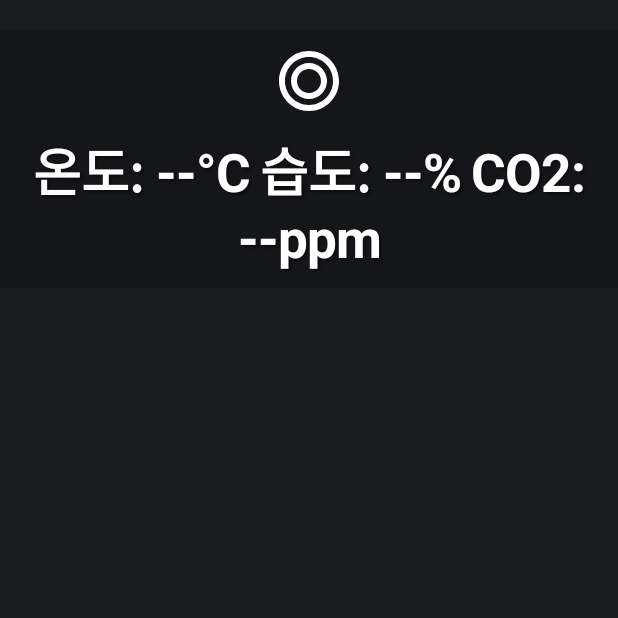
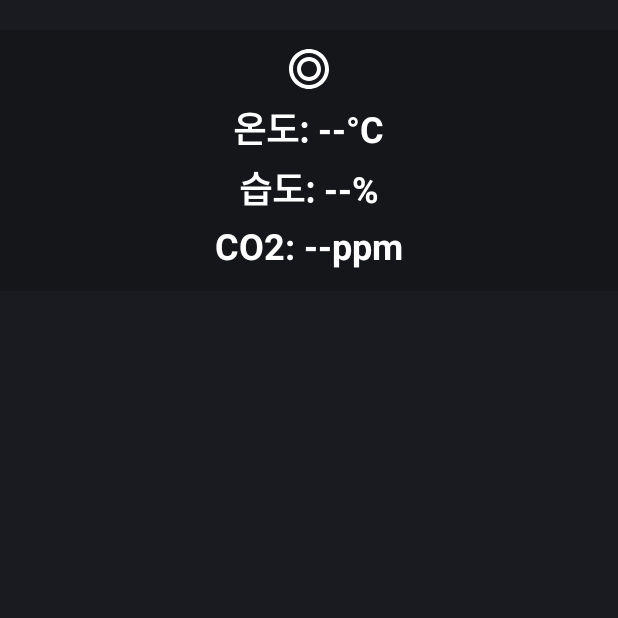
Before and after one commit to dsyou20/sgdisplayer, an Android app: the screen it shows after launch (center_content_template_activity), on a phone screen of 412 x 824 dp, the top half of it. Run offline under Robolectric (Android 15) with nearby library versions, the phone set to English and light mode, and no system bars; libraries missing offline, so code that uses them is left out: com.vuzix.hud; 1 statement that could not run was skipped.

Commit message:
=유아이개선

```diff
--- a/Blade_2_Template_App/app/src/main/java/devkit/blade/vuzix/com/blade_template_app/center_content_template_activity.java
+++ b/Blade_2_Template_App/app/src/main/java/devkit/blade/vuzix/com/blade_template_app/center_content_template_activity.java
@@ -9,6 +9,7 @@ import android.text.Html;
 import android.util.Log;
 import android.widget.ImageView;
 import android.widget.TextView;
+import android.view.View;
 
 import java.util.Locale;
 
@@ -25,7 +26,7 @@ public class center_content_template_activity extends Activity implements Region
     private static final String TAG = "TempInfoActivity";
 
     // UI 요소
-    private TextView mainText;
+    private TextView[] infoTexts = new TextView[5];
     private ImageView sectionIcon;
 
     // 정보 관리자
@@ -66,7 +67,11 @@ public class center_content_template_activity extends Activity implements Region
         handler = new Handler(Looper.getMainLooper());
 
         // UI 요소 초기화
-        mainText = findViewById(R.id.main_text);
+        infoTexts[0] = findViewById(R.id.text_info1);
+        infoTexts[1] = findViewById(R.id.text_info2);
+        infoTexts[2] = findViewById(R.id.text_info3);
+        infoTexts[3] = findViewById(R.id.text_info4);
+        infoTexts[4] = findViewById(R.id.text_info5);
         sectionIcon = findViewById(R.id.section_icon);
 
         // 정보 관리자 초기화
@@ -80,57 +85,28 @@ public class center_content_template_activity extends Activity implements Region
     @Override
     protected void onResume() {
         super.onResume();
-        // 리스너 등록
         infoManager.addListener(this);
     }
 
     @Override
     protected void onPause() {
         super.onPause();
-        // 리스너 해제
         infoManager.removeListener(this);
-        // 섹션 표시 중지
         handler.removeCallbacks(sectionDisplayRunnable);
     }
 
     @Override
     protected void onDestroy() {
         super.onDestroy();
-        // 앱 종료 시 정보 업데이트 중지 및 자원 해제
         infoManager.stopInfoUpdates();
         infoManager.cleanup();
     }
 
-    /**
-     * 섹션을 순차적으로 표시하는 Runnable
-     */
     private Runnable sectionDisplayRunnable = new Runnable() {
         @Override
         public void run() {
             if (currentInfo != null) {
-                String displayText = "";
-                int iconResId = 0;
-
-                switch (currentSectionIndex) {
-                    case 0:
-                        displayText = getEnvironmentInfo();
-                        iconResId = sectionIcons[0];
-                        break;
-                    case 1:
-                        displayText = getWeatherInfo();
-                        iconResId = sectionIcons[1];
-                        break;
-                    case 2:
-                        displayText = getControlInfo();
-                        iconResId = sectionIcons[2];
-                        break;
-                }
-
-                // 아이콘 설정
-                sectionIcon.setImageResource(iconResId);
-
-                // 텍스트 설정
-                mainText.setText(Html.fromHtml(displayText, Html.FROM_HTML_MODE_LEGACY));
+                updateDisplay();
 
                 // 다음 섹션으로 이동
                 currentSectionIndex = (currentSectionIndex + 1) % 3;
@@ -141,48 +117,45 @@ public class center_content_template_activity extends Activity implements Region
         }
     };
 
-    /**
-     * 환경 정보 섹션 텍스트 생성
-     */
-    private String getEnvironmentInfo() {
-        StringBuilder sb = new StringBuilder();
-        sb.append("<big>온도: ").append(currentInfo.getTemperature()).append("°C</big>\n\n")
-          .append("<big>    습도: ").append(currentInfo.getHumidity()).append("%</big>\n\n")
-          .append("<big>    CO2: ").append(currentInfo.getCo2()).append("ppm</big>");
-        return sb.toString();
+    private void updateDisplay() {
+        // 모든 TextView 초기화
+        for (TextView tv : infoTexts) {
+            tv.setVisibility(View.VISIBLE);
+        }
+
+        // 아이콘 설정
+        sectionIcon.setImageResource(sectionIcons[currentSectionIndex]);
+
+        switch (currentSectionIndex) {
+            case 0: // 환경 정보
+                infoTexts[0].setText("온도: " + currentInfo.getTemperature() + "°C");
+                infoTexts[1].setText("습도: " + currentInfo.getHumidity() + "%");
+                infoTexts[2].setText("CO2: " + currentInfo.getCo2() + "ppm");
+                infoTexts[3].setVisibility(View.GONE);
+                infoTexts[4].setVisibility(View.GONE);
+                break;
+
+            case 1: // 기상 정보
+                infoTexts[0].setText("외부온도: " + currentInfo.getOutdoorTemp() + "°C");
+                infoTexts[1].setText("일사량: " + currentInfo.getRadiation() + "W/㎡");
+                infoTexts[2].setText("풍향: " + currentInfo.getWindDirection());
+                infoTexts[3].setText("풍속: " + currentInfo.getWindSpeed() + "m/s");
+                infoTexts[4].setText("강우량: " + currentInfo.getRainfall() + "mm");
+                break;
+
+            case 2: // 제어 정보
+                infoTexts[0].setText("천창: " + currentInfo.getSkyWindow());
+                infoTexts[1].setText("CO2발생기: " + currentInfo.getCo2Generator());
+                infoTexts[2].setText("냉난방기: " + currentInfo.getHvacStatus());
+                infoTexts[3].setVisibility(View.GONE);
+                infoTexts[4].setVisibility(View.GONE);
+                break;
+        }
     }
 
-    /**
-     * 기상 정보 섹션 텍스트 생성
-     */
-    private String getWeatherInfo() {
-        StringBuilder sb = new StringBuilder();
-        sb.append("<big>외부온도: ").append(currentInfo.getOutdoorTemp()).append("°C</big>\n\n")
-          .append("<big>    일사량: ").append(currentInfo.getRadiation()).append("W/㎡</big>\n\n")
-          .append("<big>    풍향: ").append(currentInfo.getWindDirection()).append("</big>\n\n")
-          .append("<big>    풍속: ").append(currentInfo.getWindSpeed()).append("m/s</big>\n\n")
-          .append("<big>    강우량: ").append(currentInfo.getRainfall()).append("mm</big>");
-        return sb.toString();
-    }
-
-    /**
-     * 제어 정보 섹션 텍스트 생성
-     */
-    private String getControlInfo() {
-        StringBuilder sb = new StringBuilder();
-        sb.append("<big>천창: ").append(currentInfo.getSkyWindow()).append("</big>\n\n")
-          .append("<big>    CO2발생기: ").append(currentInfo.getCo2Generator()).append("</big>\n\n")
-          .append("<big>    냉난방기: ").append(currentInfo.getHvacStatus()).append("</big>");
-        return sb.toString();
-    }
-
-    /**
-     * 정보 업데이트 이벤트 핸들러
-     */
     @Override
     public void onRegionInfoUpdated(RegionInfo info) {
         currentInfo = info;
-        // 섹션 표시 시작
         handler.removeCallbacks(sectionDisplayRunnable);
         handler.post(sectionDisplayRunnable);
     }
--- a/Blade_2_Template_App/app/src/main/res/layout/activity_center_content_template_style.xml
+++ b/Blade_2_Template_App/app/src/main/res/layout/activity_center_content_template_style.xml
@@ -31,25 +31,65 @@
         <!-- 아이콘 -->
         <ImageView
             android:id="@+id/section_icon"
-            android:layout_width="48dp"
-            android:layout_height="48dp"
-            android:layout_marginBottom="10dp"
+            android:layout_width="32dp"
+            android:layout_height="32dp"
+            android:layout_marginBottom="5dp"
             android:src="@drawable/ic_environment"
             android:contentDescription="섹션 아이콘" />
 
-        <!-- 정보 텍스트 -->
+        <!-- 첫 번째 정보 -->
         <TextView
-            android:id="@+id/main_text"
+            android:id="@+id/text_info1"
             android:layout_width="wrap_content"
             android:layout_height="wrap_content"
             android:textColor="#FFFFFF"
-            android:textSize="28sp"
+            android:textSize="24sp"
             android:textStyle="bold"
             android:gravity="center"
-            android:shadowColor="#80000000"
-            android:shadowDx="1.5"
-            android:shadowDy="1.5"
-            android:shadowRadius="2" />
+            android:layout_marginBottom="4dp" />
+
+        <!-- 두 번째 정보 -->
+        <TextView
+            android:id="@+id/text_info2"
+            android:layout_width="wrap_content"
+            android:layout_height="wrap_content"
+            android:textColor="#FFFFFF"
+            android:textSize="24sp"
+            android:textStyle="bold"
+            android:gravity="center"
+            android:layout_marginBottom="4dp" />
+
+        <!-- 세 번째 정보 -->
+        <TextView
+            android:id="@+id/text_info3"
+            android:layout_width="wrap_content"
+            android:layout_height="wrap_content"
+            android:textColor="#FFFFFF"
+            android:textSize="24sp"
+            android:textStyle="bold"
+            android:gravity="center"
+            android:layout_marginBottom="4dp" />
+
+        <!-- 네 번째 정보 -->
+        <TextView
+            android:id="@+id/text_info4"
+            android:layout_width="wrap_content"
+            android:layout_height="wrap_content"
+            android:textColor="#FFFFFF"
+            android:textSize="24sp"
+            android:textStyle="bold"
+            android:gravity="center"
+            android:layout_marginBottom="4dp" />
+
+        <!-- 다섯 번째 정보 -->
+        <TextView
+            android:id="@+id/text_info5"
+            android:layout_width="wrap_content"
+            android:layout_height="wrap_content"
+            android:textColor="#FFFFFF"
+            android:textSize="24sp"
+            android:textStyle="bold"
+            android:gravity="center" />
 
     </LinearLayout>
 
```
